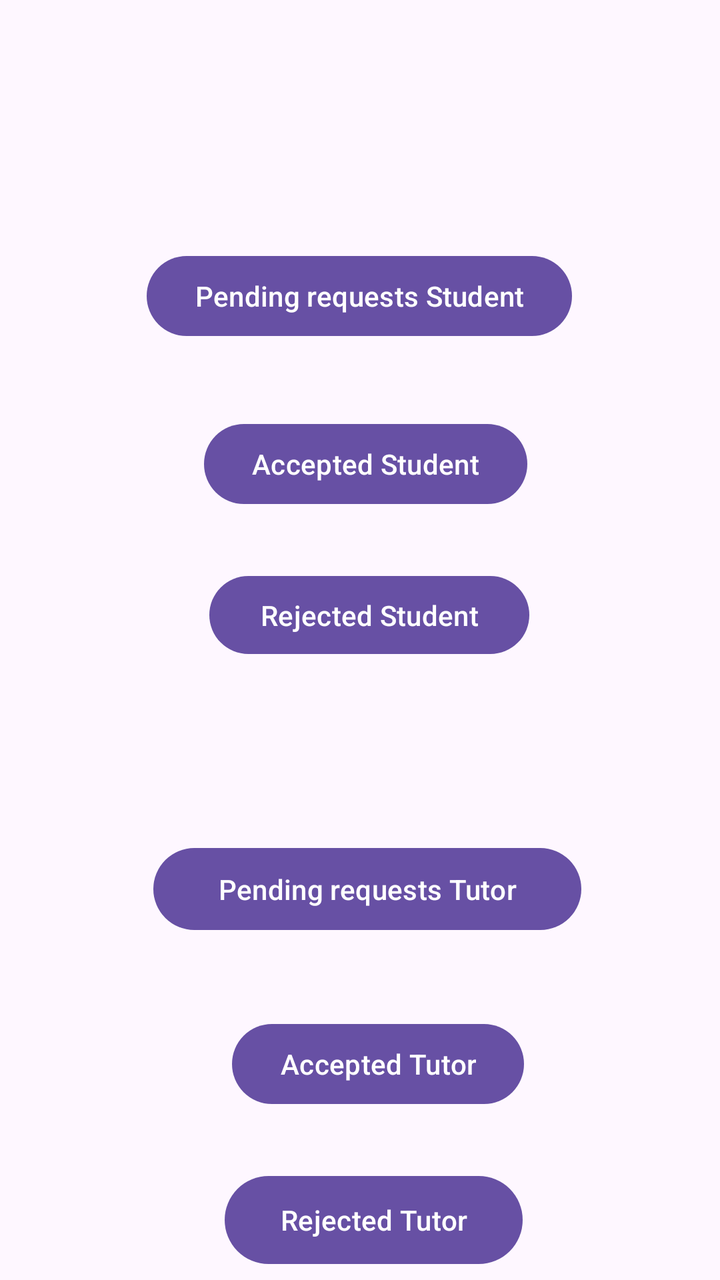
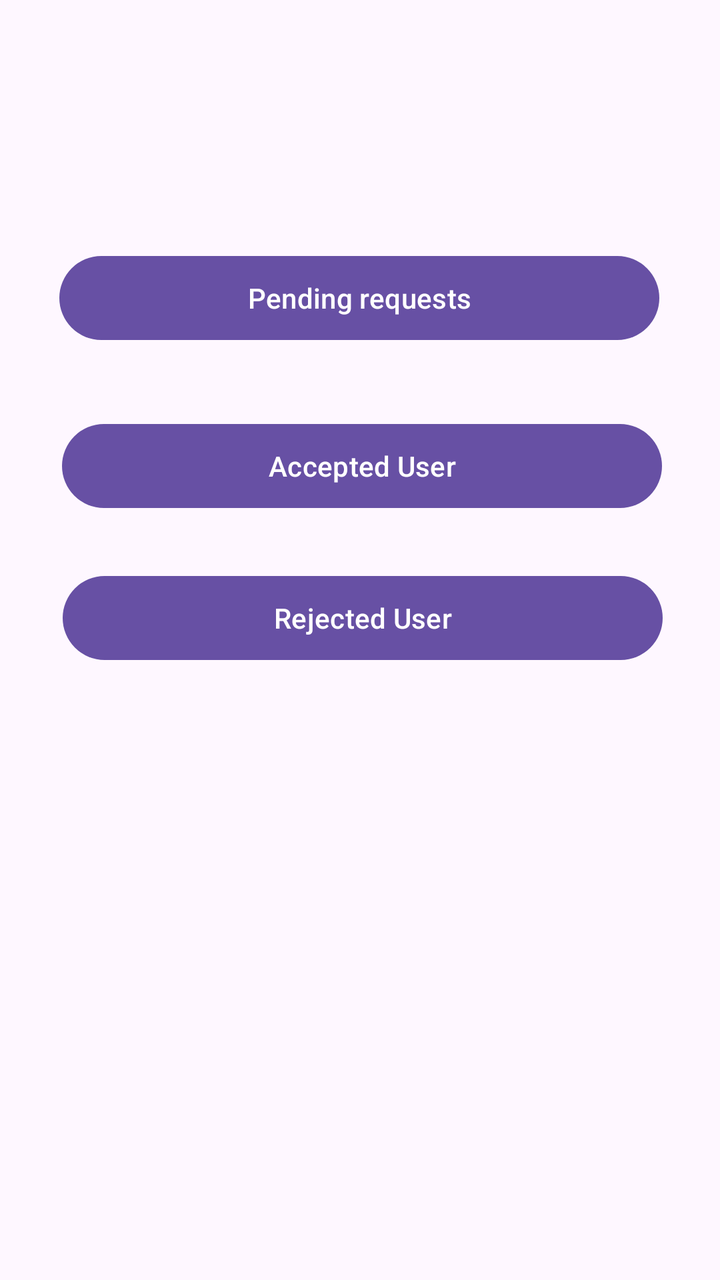

The first picture is an Android layout as it rendered before a commit; the second is the same layout after the commit. The layout source and the unified diff follow.
<!-- AndroidManifest.xml: application theme Theme.Math_tutor_application -->
<!-- res/layout/div2_dashboard_admin.xml -->
<?xml version="1.0" encoding="utf-8"?>
<androidx.constraintlayout.widget.ConstraintLayout xmlns:android="http://schemas.android.com/apk/res/android"
    xmlns:app="http://schemas.android.com/apk/res-auto"
    xmlns:tools="http://schemas.android.com/tools"
    android:id="@+id/main"
    android:layout_width="match_parent"
    android:layout_height="match_parent"
    tools:context=".div2.Dashboard_admin">


    <Button
        android:id="@+id/pendingRequest2"
        android:layout_width="214dp"
        android:layout_height="49dp"
        android:layout_marginTop="420dp"
        android:onClick="pendingRequestHandler2"
        android:text="Pending requests Tutor"
        app:layout_constraintEnd_toEndOf="parent"
        app:layout_constraintHorizontal_bias="0.524"
        app:layout_constraintStart_toStartOf="parent"
        app:layout_constraintTop_toTopOf="parent" />

    <Button
        android:id="@+id/acceptedRequest2"
        android:layout_width="wrap_content"
        android:layout_height="wrap_content"
        android:layout_marginTop="508dp"
        android:onClick="acceptedRequstHandler2"
        android:text="Accepted Tutor"
        app:layout_constraintEnd_toEndOf="parent"
        app:layout_constraintHorizontal_bias="0.542"

        app:layout_constraintStart_toStartOf="parent"
        app:layout_constraintTop_toTopOf="parent" />

    <Button
        android:id="@+id/rejectedRequest2"
        android:layout_width="149dp"
        android:layout_height="52dp"
        android:layout_marginTop="584dp"
        android:onClick="rejectedStudnetHandler2"
        android:text="Rejected Tutor"
        app:layout_constraintEnd_toEndOf="parent"

        app:layout_constraintHorizontal_bias="0.533"
        app:layout_constraintStart_toStartOf="parent"
        app:layout_constraintTop_toTopOf="parent" />

    <Button
        android:id="@+id/pendingRequest"
        android:layout_width="wrap_content"
        android:layout_height="wrap_content"
        android:layout_marginTop="124dp"
        android:onClick="pendingRequestHandler"
        android:text="Pending requests Student"
        app:layout_constraintEnd_toEndOf="parent"
        app:layout_constraintHorizontal_bias="0.497"
        app:layout_constraintStart_toStartOf="parent"
        app:layout_constraintTop_toTopOf="parent" />

    <Button
        android:id="@+id/acceptedRequest"
        android:layout_width="wrap_content"
        android:layout_height="wrap_content"
        android:layout_marginTop="208dp"
        android:onClick="acceptedRequstHandler"
        android:text="Accepted Student"
        app:layout_constraintEnd_toEndOf="parent"
        app:layout_constraintHorizontal_bias="0.514"

        app:layout_constraintStart_toStartOf="parent"
        app:layout_constraintTop_toTopOf="parent" />

    <Button
        android:id="@+id/rejectedRequest"
        android:layout_width="160dp"
        android:layout_height="47dp"
        android:layout_marginTop="284dp"
        android:onClick="rejectedStudnetHandler"
        android:text="Rejected Student"
        app:layout_constraintEnd_toEndOf="parent"

        app:layout_constraintHorizontal_bias="0.523"
        app:layout_constraintStart_toStartOf="parent"
        app:layout_constraintTop_toTopOf="parent" />


</androidx.constraintlayout.widget.ConstraintLayout>
<!-- resources referenced by this layout -->
<resources>
  <style name="Theme.Math_tutor_application" parent="Base.Theme.Math_tutor_application" />
  <style name="Base.Theme.Math_tutor_application" parent="Theme.Material3.DayNight.NoActionBar">
          
          
      </style>
</resources>

<!-- the commit's change to res/layout/div2_dashboard_admin.xml (unified diff, before → after) -->
@@ -9,50 +9,12 @@
 
 
     <Button
-        android:id="@+id/pendingRequest2"
-        android:layout_width="214dp"
-        android:layout_height="49dp"
-        android:layout_marginTop="420dp"
-        android:onClick="pendingRequestHandler2"
-        android:text="Pending requests Tutor"
-        app:layout_constraintEnd_toEndOf="parent"
-        app:layout_constraintHorizontal_bias="0.524"
-        app:layout_constraintStart_toStartOf="parent"
-        app:layout_constraintTop_toTopOf="parent" />
-
-    <Button
-        android:id="@+id/acceptedRequest2"
-        android:layout_width="wrap_content"
-        android:layout_height="wrap_content"
-        android:layout_marginTop="508dp"
-        android:onClick="acceptedRequstHandler2"
-        android:text="Accepted Tutor"
-        app:layout_constraintEnd_toEndOf="parent"
-        app:layout_constraintHorizontal_bias="0.542"
-
-        app:layout_constraintStart_toStartOf="parent"
-        app:layout_constraintTop_toTopOf="parent" />
-
-    <Button
-        android:id="@+id/rejectedRequest2"
-        android:layout_width="149dp"
-        android:layout_height="52dp"
-        android:layout_marginTop="584dp"
-        android:onClick="rejectedStudnetHandler2"
-        android:text="Rejected Tutor"
-        app:layout_constraintEnd_toEndOf="parent"
-
-        app:layout_constraintHorizontal_bias="0.533"
-        app:layout_constraintStart_toStartOf="parent"
-        app:layout_constraintTop_toTopOf="parent" />
-
-    <Button
         android:id="@+id/pendingRequest"
-        android:layout_width="wrap_content"
-        android:layout_height="wrap_content"
+        android:layout_width="300dp"
+        android:layout_height="50dp"
         android:layout_marginTop="124dp"
         android:onClick="pendingRequestHandler"
-        android:text="Pending requests Student"
+        android:text="Pending requests"
         app:layout_constraintEnd_toEndOf="parent"
         app:layout_constraintHorizontal_bias="0.497"
         app:layout_constraintStart_toStartOf="parent"
@@ -60,11 +22,11 @@
 
     <Button
         android:id="@+id/acceptedRequest"
-        android:layout_width="wrap_content"
-        android:layout_height="wrap_content"
+        android:layout_width="300dp"
+        android:layout_height="50dp"
         android:layout_marginTop="208dp"
         android:onClick="acceptedRequstHandler"
-        android:text="Accepted Student"
+        android:text="Accepted User"
         app:layout_constraintEnd_toEndOf="parent"
         app:layout_constraintHorizontal_bias="0.514"
 
@@ -73,11 +35,11 @@
 
     <Button
         android:id="@+id/rejectedRequest"
-        android:layout_width="160dp"
-        android:layout_height="47dp"
+        android:layout_width="300dp"
+        android:layout_height="50dp"
         android:layout_marginTop="284dp"
         android:onClick="rejectedStudnetHandler"
-        android:text="Rejected Student"
+        android:text="Rejected User"
         app:layout_constraintEnd_toEndOf="parent"
 
         app:layout_constraintHorizontal_bias="0.523"
